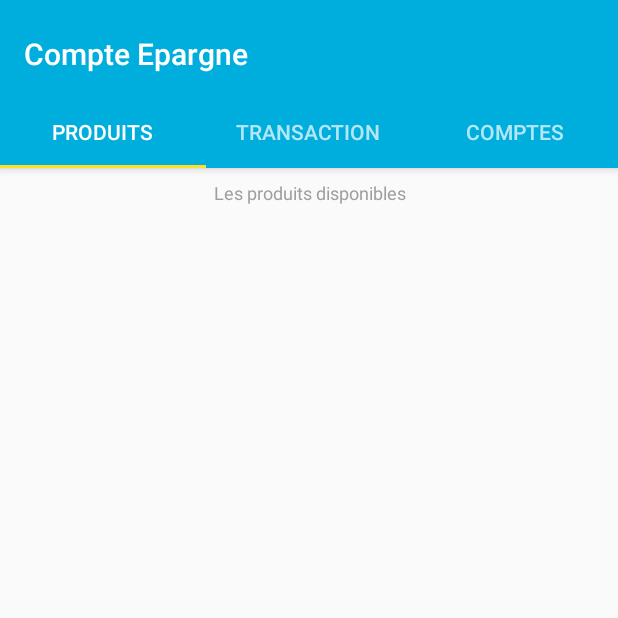
After one commit to Mukinayi/E-Lif, an Android app: the Fragment_produits screen opened directly, with no data from a screen before it, on a phone screen of 412 x 824 dp, the top half of it. The commit adds this screen. Run offline under Robolectric (Android 15) with nearby library versions, the phone set to English and light mode, and no system bars.

Commit message:
recent recent recent recent......

```diff
--- a/app/src/main/AndroidManifest.xml
+++ b/app/src/main/AndroidManifest.xml
@@ -5,7 +5,7 @@
     <uses-permission android:name="android.permission.ACCESS_NETWORK_STATE" />
     <uses-permission android:name="android.permission.INTERNET" />
     <uses-permission android:name="android.permission.READ_PHONE_STATE" />
-    <uses-permission android:name="android.permission.WRITE_EXTERNAL_STORAGE"/>
+    <uses-permission android:name="android.permission.WRITE_EXTERNAL_STORAGE" />
 
     <application
         android:allowBackup="true"
@@ -33,7 +33,9 @@
         <activity android:name=".payment.Payment" />
         <activity android:name=".payment.Confirmation" />
         <activity android:name=".transfert.Transfert" />
-        <activity android:name=".credits.Credits"></activity>
+        <activity android:name=".credits.Credits" />
+        <activity
+            android:name=".epargne.MainActivity"/>
     </application>
 
 </manifest>
--- /dev/null
+++ b/app/src/main/java/com/wolfsoft/one/cg/epargne/Fragment_produits.java
@@ -0,0 +1,28 @@
+package com.wolfsoft.one.cg.epargne;
+
+import android.graphics.Paint;
+import android.os.Bundle;
+import android.support.annotation.Nullable;
+import android.support.v4.app.Fragment;
+import android.view.LayoutInflater;
+import android.view.View;
+import android.view.ViewGroup;
+import android.widget.TextView;
+
+import com.wolfsoft.one.cg.R;
+
+/**
+ * Created by EXACT-IT-DEV on 4/9/2018.
+ */
+
+public class Fragment_produits extends Fragment {
+    @Nullable
+    @Override
+    public View onCreateView(LayoutInflater inflater, @Nullable ViewGroup container, @Nullable Bundle savedInstanceState) {
+        View fproduits = inflater.inflate(R.layout.fragment_produits,container,false);
+        TextView tvp = (TextView)fproduits.findViewById(R.id.prods);
+        tvp.setText("Les produits disponibles");
+        tvp.setTextSize(12f);
+        return fproduits;
+    }
+}
--- /dev/null
+++ b/app/src/main/java/com/wolfsoft/one/cg/epargne/Fragment_transaction.java
@@ -0,0 +1,23 @@
+package com.wolfsoft.one.cg.epargne;
+
+import android.os.Bundle;
+import android.support.annotation.Nullable;
+import android.support.v4.app.Fragment;
+import android.view.LayoutInflater;
+import android.view.View;
+import android.view.ViewGroup;
+
+import com.wolfsoft.one.cg.R;
+
+/**
+ * Created by EXACT-IT-DEV on 4/9/2018.
+ */
+
+public class Fragment_transaction extends Fragment {
+    @Nullable
+    @Override
+    public View onCreateView(LayoutInflater inflater, @Nullable ViewGroup container, @Nullable Bundle savedInstanceState) {
+        View ftransactions = inflater.inflate(R.layout.fragment_transaction,container,false);
+        return ftransactions;
+    }
+}
--- /dev/null
+++ b/app/src/main/java/com/wolfsoft/one/cg/epargne/MainActivity.java
@@ -0,0 +1,93 @@
+package com.wolfsoft.one.cg.epargne;
+
+import android.support.design.widget.TabLayout;
+import android.support.v7.app.AppCompatActivity;
+import android.support.v7.widget.Toolbar;
+
+import android.support.v4.app.Fragment;
+import android.support.v4.app.FragmentManager;
+import android.support.v4.app.FragmentPagerAdapter;
+import android.support.v4.view.ViewPager;
+import android.os.Bundle;
+
+import com.wolfsoft.one.cg.R;
+
+
+public class MainActivity extends AppCompatActivity {
+    private SectionsPagerAdapter mSectionsPagerAdapter;
+    private ViewPager mViewPager;
+
+    @Override
+    protected void onCreate(Bundle savedInstanceState) {
+        super.onCreate(savedInstanceState);
+        setContentView(R.layout.activity_main);
+
+        Toolbar toolbar = (Toolbar) findViewById(R.id.toolbar);
+        setSupportActionBar(toolbar);
+
+
+        mSectionsPagerAdapter = new SectionsPagerAdapter(getSupportFragmentManager());
+
+        // Set up the ViewPager with the sections adapter.
+        mViewPager = (ViewPager) findViewById(R.id.container);
+        mViewPager.setAdapter(mSectionsPagerAdapter);
+
+        TabLayout tabLayout = (TabLayout) findViewById(R.id.tabs);
+
+        tabLayout.addTab(tabLayout.newTab().setText("Produits"));
+        tabLayout.addTab(tabLayout.newTab().setText("Transaction"));
+        tabLayout.addTab(tabLayout.newTab().setText("Comptes"));
+        tabLayout.setTabGravity(TabLayout.GRAVITY_FILL);
+
+        mViewPager.addOnPageChangeListener(new TabLayout.TabLayoutOnPageChangeListener(tabLayout));
+        tabLayout.setOnTabSelectedListener(new TabLayout.ViewPagerOnTabSelectedListener(mViewPager));
+
+    }
+
+
+
+    public class SectionsPagerAdapter extends FragmentPagerAdapter {
+
+        public SectionsPagerAdapter(FragmentManager fm) {
+            super(fm);
+        }
+
+        @Override
+        public Fragment getItem(int position) {
+          switch (position){
+              case 0:
+                    Fragment_produits fp = new Fragment_produits();
+                    return  fp;
+              case 1:
+                  Fragment_transaction ft =  new Fragment_transaction();
+                  return ft;
+              case 2:
+                  Fragment_autres fa = new Fragment_autres();
+                  return fa;
+              default:
+                    return null;
+          }
+        }
+
+        @Override
+        public int getCount() {
+
+            return 3;
+        }
+
+        @Override
+        public CharSequence getPageTitle(int position){
+            /*switch (position){
+                case 0:
+                    return "Produits d\'epargne";
+                case 1:
+                    return "Transcations Epargne";
+                case 2:
+                    return "Autres";
+            }*/
+            return null;
+        }
+
+
+    }
+}
--- /dev/null
+++ b/app/src/main/res/layout/activity_main.xml
@@ -0,0 +1,63 @@
+<?xml version="1.0" encoding="utf-8"?>
+<android.support.design.widget.CoordinatorLayout xmlns:android="http://schemas.android.com/apk/res/android"
+    xmlns:app="http://schemas.android.com/apk/res-auto"
+    xmlns:tools="http://schemas.android.com/tools"
+    android:id="@+id/main_content"
+    android:layout_width="match_parent"
+    android:layout_height="match_parent"
+    android:fitsSystemWindows="true"
+    tools:context="com.wolfsoft.one.cg.epargne.MainActivity">
+
+    <android.support.design.widget.AppBarLayout
+        android:id="@+id/appbar"
+        android:layout_width="match_parent"
+        android:layout_height="wrap_content"
+        android:paddingTop="@dimen/appbar_padding_top"
+        android:theme="@style/AppTheme.AppBarOverlay">
+
+        <android.support.v7.widget.Toolbar
+            android:id="@+id/toolbar"
+            android:layout_width="match_parent"
+            android:layout_height="?attr/actionBarSize"
+            android:layout_weight="1"
+            android:background="?attr/colorPrimary"
+            app:layout_scrollFlags="scroll|enterAlways"
+            app:popupTheme="@style/AppTheme.PopupOverlay"
+            app:title="@string/savings">
+
+        </android.support.v7.widget.Toolbar>
+
+        <android.support.design.widget.TabLayout
+            android:id="@+id/tabs"
+            android:layout_width="match_parent"
+            android:layout_height="wrap_content">
+
+            <!--<android.support.design.widget.TabItem
+                android:id="@+id/tabItem"
+                android:layout_width="wrap_content"
+                android:layout_height="wrap_content"
+                android:text="@string/tab_text_1" />
+
+            <android.support.design.widget.TabItem
+                android:id="@+id/tabItem2"
+                android:layout_width="wrap_content"
+                android:layout_height="wrap_content"
+                android:text="@string/tab_text_2" />
+
+            <android.support.design.widget.TabItem
+                android:id="@+id/tabItem3"
+                android:layout_width="wrap_content"
+                android:layout_height="wrap_content"
+                android:text="@string/tab_text_3" />-->
+
+        </android.support.design.widget.TabLayout>
+    </android.support.design.widget.AppBarLayout>
+
+    <android.support.v4.view.ViewPager
+        android:id="@+id/container"
+        android:layout_width="match_parent"
+        android:layout_height="match_parent"
+        app:layout_behavior="@string/appbar_scrolling_view_behavior" />
+
+
+</android.support.design.widget.CoordinatorLayout>
--- /dev/null
+++ b/app/src/main/res/layout/fragment_produits.xml
@@ -0,0 +1,19 @@
+<LinearLayout xmlns:android="http://schemas.android.com/apk/res/android"
+    xmlns:app="http://schemas.android.com/apk/res-auto"
+    xmlns:tools="http://schemas.android.com/tools"
+    android:id="@+id/fp"
+    android:layout_width="match_parent"
+    android:layout_height="match_parent"
+    tools:context="com.wolfsoft.one.cg.epargne.Fragment_produits"
+    android:padding="8dp">
+
+    <TextView
+        android:id="@+id/prods"
+        android:layout_width="match_parent"
+        android:layout_height="wrap_content"
+        android:text="@string/savingsprodutcs"
+        android:textSize="30sp"
+        android:textColor="@color/dullWhite"
+        android:gravity="center_horizontal"/>
+
+</LinearLayout>
--- a/app/src/main/res/values/dimens.xml
+++ b/app/src/main/res/values/dimens.xml
@@ -4,4 +4,6 @@
     <dimen name="activity_vertical_margin">16dp</dimen>
 
     <dimen name="textSize">14dp</dimen>
+    <dimen name="fab_margin">16dp</dimen>
+    <dimen name="appbar_padding_top">8dp</dimen>
 </resources>
--- a/app/src/main/res/values/strings.xml
+++ b/app/src/main/res/values/strings.xml
@@ -13,4 +13,12 @@
     <string name="valider">Valider</string>
     <string name="login">Se connecter</string>
     <string name="reason">Motif du paiement</string>
+    <string name="savings">Compte Epargne</string>
+    <string name="title_activity_main">CompteEpargne</string>
+    <string name="tab_text_1">Tab 1</string>
+    <string name="tab_text_2">Tab 2</string>
+    <string name="tab_text_3">Tab 3</string>
+    <string name="action_settings">Settings</string>
+    <string name="section_format">Hello World from section: %1$d</string>
+    <string name="savingsprodutcs">Les produits d\'Epargne</string>
 </resources>
--- a/app/src/main/res/values/styles.xml
+++ b/app/src/main/res/values/styles.xml
@@ -13,4 +13,8 @@
 
     </style>
 
+    <style name="AppTheme.AppBarOverlay" parent="ThemeOverlay.AppCompat.Dark.ActionBar" />
+
+    <style name="AppTheme.PopupOverlay" parent="ThemeOverlay.AppCompat.Light" />
+
 </resources>
```
Also changed, not shown: app/src/main/java/com/wolfsoft/one/cg/NavigationActivity.java (+11 -0 lines), app/src/main/java/com/wolfsoft/one/cg/epargne/Fragment_autres.java (added, +24 -0 lines), app/src/main/res/layout/fragment_autres.xml (added, +22 -0 lines), app/src/main/res/layout/fragment_transaction.xml (added, +22 -0 lines), app/src/main/res/menu/menu_main.xml (added, +10 -0 lines).
